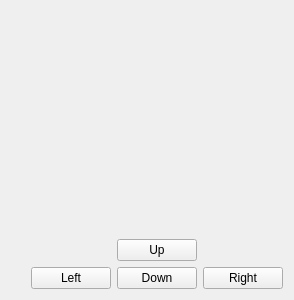
Old version of the form client/clientwindow.ui in the repository Roket132/PectiMazeGame.
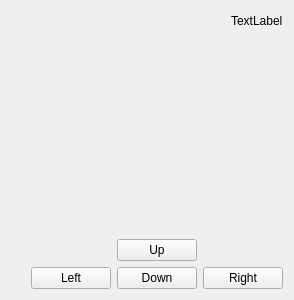
New version of the form.

Commit message: show points on client

What changed in the file:
```diff
--- a/client/clientwindow.ui
+++ b/client/clientwindow.ui
@@ -42,6 +42,34 @@
      <item>
       <layout class="QHBoxLayout" name="logoLayout"/>
      </item>
+     <item>
+      <layout class="QVBoxLayout" name="pointsLayout">
+       <item>
+        <layout class="QHBoxLayout" name="scoreLayout">
+         <item>
+          <spacer name="horizontalSpacer">
+           <property name="orientation">
+            <enum>Qt::Horizontal</enum>
+           </property>
+           <property name="sizeHint" stdset="0">
+            <size>
+             <width>40</width>
+             <height>20</height>
+            </size>
+           </property>
+          </spacer>
+         </item>
+         <item>
+          <widget class="QLabel" name="scoreLabel">
+           <property name="text">
+            <string>TextLabel</string>
+           </property>
+          </widget>
+         </item>
+        </layout>
+       </item>
+      </layout>
+     </item>
      <item>
       <layout class="QVBoxLayout" name="eventsLayout"/>
      </item>
```
The commit also changes 9 other files.
